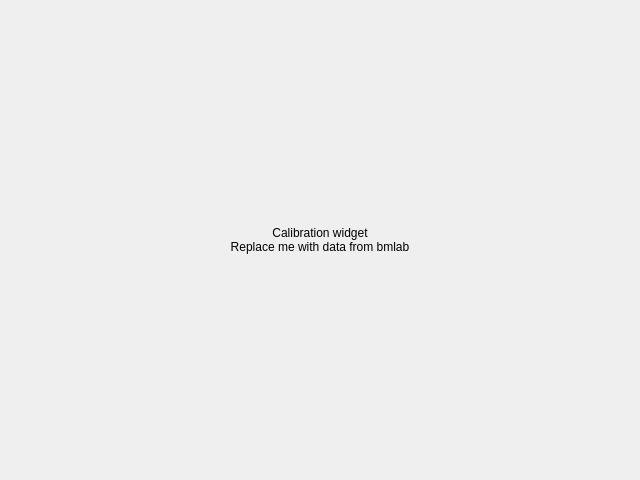
Above: bmicro/gui/calibration/calibration_view.ui from BrillouinMicroscopy/BMicro before the change. Below: the same form after it.
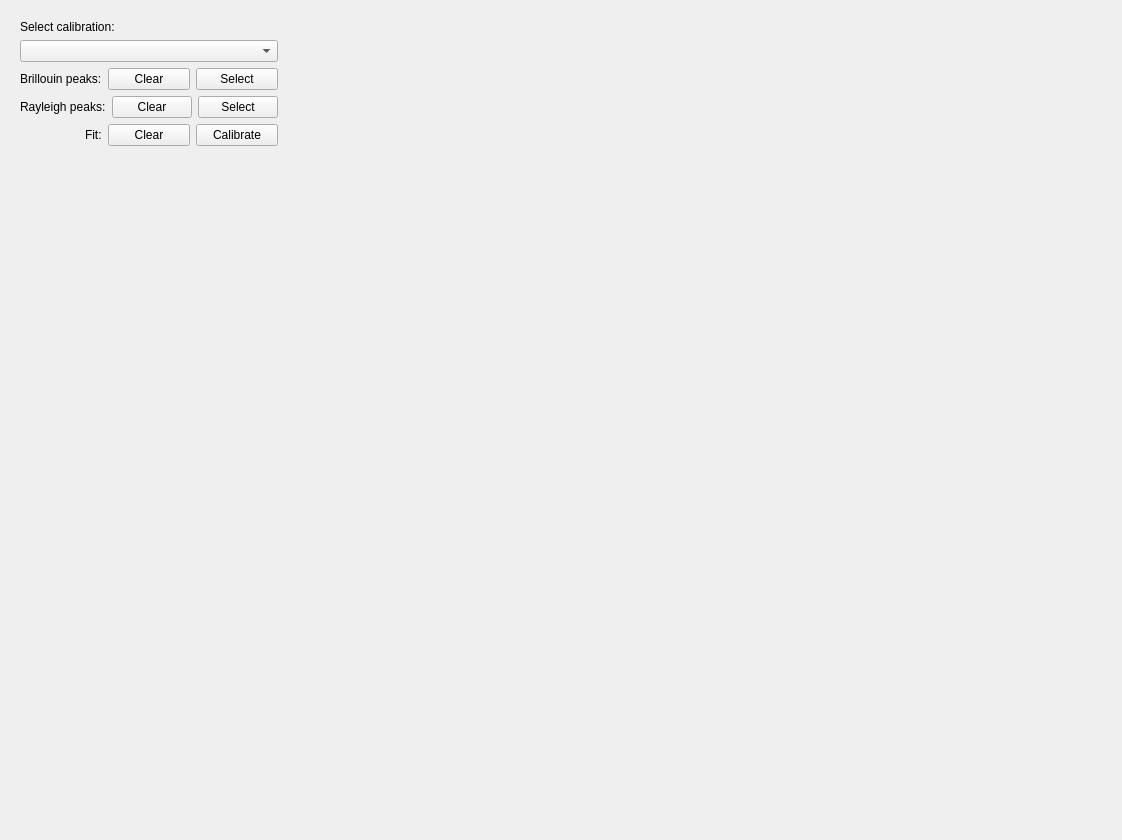
That is the form after the change.

Commit message: Update calibration tab for #35

The edit to the form file:
```diff
--- a/bmicro/gui/calibration/calibration_view.ui
+++ b/bmicro/gui/calibration/calibration_view.ui
@@ -13,28 +13,112 @@
   <property name="windowTitle">
    <string>Form</string>
   </property>
-  <layout class="QVBoxLayout" name="verticalLayout">
-   <property name="leftMargin">
-    <number>0</number>
-   </property>
-   <property name="topMargin">
-    <number>0</number>
-   </property>
-   <property name="rightMargin">
-    <number>0</number>
-   </property>
-   <property name="bottomMargin">
-    <number>0</number>
-   </property>
+  <layout class="QHBoxLayout" name="horizontalLayout_2">
+   <item alignment="Qt::AlignTop">
+    <widget class="QWidget" name="widget" native="true">
+     <layout class="QVBoxLayout" name="verticalLayout_2">
+      <item alignment="Qt::AlignTop">
+       <widget class="QLabel" name="label">
+        <property name="text">
+         <string>Select calibration:</string>
+        </property>
+       </widget>
+      </item>
+      <item alignment="Qt::AlignTop">
+       <widget class="QComboBox" name="combobox_calibration"/>
+      </item>
+      <item>
+       <layout class="QHBoxLayout" name="horizontalLayout">
+        <item>
+         <widget class="QLabel" name="label_2">
+          <property name="text">
+           <string>Brillouin peaks:</string>
+          </property>
+         </widget>
+        </item>
+        <item>
+         <widget class="QPushButton" name="button_brillouin_clear">
+          <property name="text">
+           <string>Clear</string>
+          </property>
+         </widget>
+        </item>
+        <item>
+         <widget class="QPushButton" name="button_brillouin_select_done">
+          <property name="text">
+           <string>Select</string>
+          </property>
+         </widget>
+        </item>
+       </layout>
+      </item>
+      <item>
+       <layout class="QHBoxLayout" name="horizontalLayout_3">
+        <item>
+         <widget class="QLabel" name="label_3">
+          <property name="text">
+           <string>Rayleigh peaks:</string>
+          </property>
+         </widget>
+        </item>
+        <item>
+         <widget class="QPushButton" name="button_rayleigh_clear">
+          <property name="text">
+           <string>Clear</string>
+          </property>
+         </widget>
+        </item>
+        <item>
+         <widget class="QPushButton" name="button_rayleigh_select_done">
+          <property name="text">
+           <string>Select</string>
+          </property>
+         </widget>
+        </item>
+       </layout>
+      </item>
+      <item>
+       <layout class="QHBoxLayout" name="horizontalLayout_4">
+        <item alignment="Qt::AlignRight">
+         <widget class="QLabel" name="label_4">
+          <property name="text">
+           <string>Fit:</string>
+          </property>
+         </widget>
+        </item>
+        <item>
+         <widget class="QPushButton" name="button_fit_clear">
+          <property name="text">
+           <string>Clear</string>
+          </property>
+         </widget>
+        </item>
+        <item>
+         <widget class="QPushButton" name="button_calibrate">
+          <property name="text">
+           <string>Calibrate</string>
+          </property>
+         </widget>
+        </item>
+       </layout>
+      </item>
+     </layout>
+    </widget>
+   </item>
    <item>
-    <widget class="QLabel" name="calibration_test_label">
-     <property name="text">
-      <string>Calibration widget
-Replace me with data from bmlab</string>
-     </property>
-     <property name="alignment">
-      <set>Qt::AlignCenter</set>
-     </property>
+    <widget class="QWidget" name="right_widget" native="true">
+     <layout class="QVBoxLayout" name="verticalLayout">
+      <item alignment="Qt::AlignLeft|Qt::AlignTop">
+       <widget class="QWidget" name="widget_2" native="true">
+        <property name="minimumSize">
+         <size>
+          <width>800</width>
+          <height>800</height>
+         </size>
+        </property>
+       </widget>
+      </item>
+     </layout>
     </widget>
    </item>
   </layout>
```
